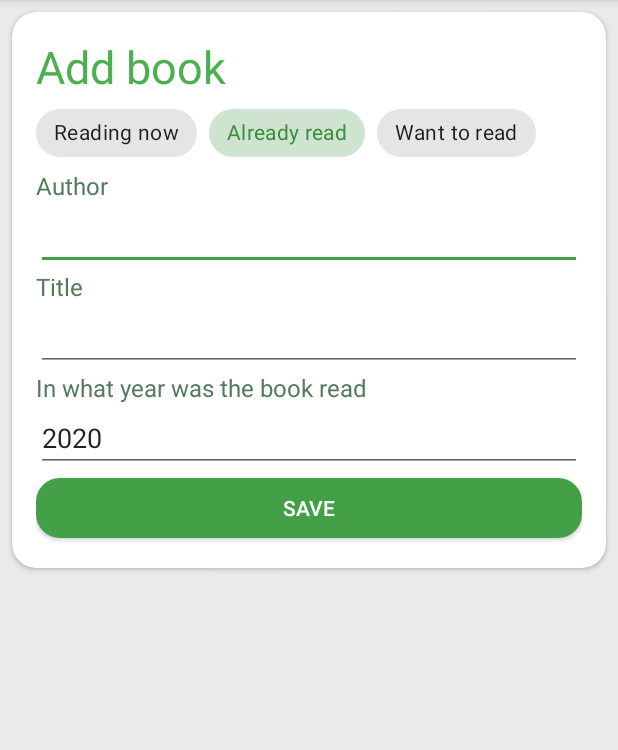
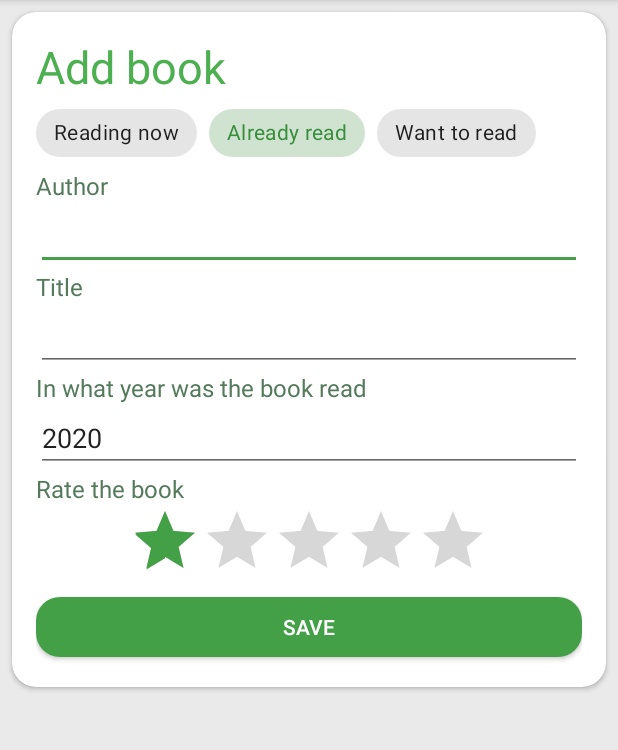
Before and after one commit to StasJDM/BookFitness, an Android app: the AddBookActivity screen opened directly, with no data from a screen before it, after a tap on "Already read", on a phone screen of 412 x 824 dp, the part 84-834 px from its top. Run offline under Robolectric (Android 15) with nearby library versions, the phone set to English and light mode, and no system bars; 1 other tap on this screen came first.

Commit message:
Added Book Rating

```diff
--- a/app/src/main/java/com/spappstudio/myapplication/AddBookActivity.java
+++ b/app/src/main/java/com/spappstudio/myapplication/AddBookActivity.java
@@ -9,6 +9,7 @@ import android.os.Bundle;
 import android.view.MenuItem;
 import android.view.View;
 import android.widget.EditText;
+import android.widget.RatingBar;
 import android.widget.TextView;
 
 import com.google.android.material.chip.Chip;
@@ -17,7 +18,7 @@ import com.spappstudio.myapplication.dialogs.BackDialog;
 import com.spappstudio.myapplication.objects.Book;
 
 
-public class AddBookActivity extends AppCompatActivity {
+public class AddBookActivity extends AppCompatActivity implements RatingBar.OnRatingBarChangeListener {
 
     int book_id;
     String type;
@@ -37,6 +38,8 @@ public class AddBookActivity extends AppCompatActivity {
     TextView textViewPagesAll;
     TextView textViewPageNow;
     TextView textViewDate;
+    TextView textViewRating;
+    RatingBar ratingBar;
 
     @Override
     protected void onCreate(Bundle savedInstanceState) {
@@ -60,9 +63,14 @@ public class AddBookActivity extends AppCompatActivity {
         textViewTitle = findViewById(R.id.textViewTitle);
         textViewPagesAll = findViewById(R.id.textViewNumberOfPages);
         textViewPageNow = findViewById(R.id.textViewPageNow);
+        textViewRating = findViewById(R.id.textViewRating);
+        ratingBar = findViewById(R.id.ratingBar);
+        ratingBar.setOnRatingBarChangeListener(this);
 
         editTextDate.setVisibility(View.GONE);
         textViewDate.setVisibility(View.GONE);
+        textViewRating.setVisibility(View.GONE);
+        ratingBar.setVisibility(View.GONE);
 
         chip_current.setChecked(true);
 
@@ -78,7 +86,8 @@ public class AddBookActivity extends AppCompatActivity {
                 editTextPage.setVisibility(View.VISIBLE);
                 editTextPagesAll.setVisibility(View.VISIBLE);
                 editTextDate.setVisibility(View.GONE);
-
+                textViewRating.setVisibility(View.GONE);
+                ratingBar.setVisibility(View.GONE);
             }
         });
 
@@ -92,6 +101,8 @@ public class AddBookActivity extends AppCompatActivity {
                 editTextPage.setVisibility(View.GONE);
                 editTextPagesAll.setVisibility(View.GONE);
                 editTextDate.setVisibility(View.VISIBLE);
+                textViewRating.setVisibility(View.VISIBLE);
+                ratingBar.setVisibility(View.VISIBLE);
             }
         });
 
@@ -105,6 +116,8 @@ public class AddBookActivity extends AppCompatActivity {
                 editTextPage.setVisibility(View.GONE);
                 editTextPagesAll.setVisibility(View.GONE);
                 editTextDate.setVisibility(View.GONE);
+                textViewRating.setVisibility(View.GONE);
+                ratingBar.setVisibility(View.GONE);
             }
         });
 
@@ -131,12 +144,17 @@ public class AddBookActivity extends AppCompatActivity {
                     }
                     editTextDate.setVisibility(View.GONE);
                     textViewDate.setVisibility(View.GONE);
+                    textViewRating.setVisibility(View.GONE);
+                    ratingBar.setVisibility(View.GONE);
                     break;
                 case "archive":
                     editTextPagesAll.setVisibility(View.GONE);
                     editTextPage.setVisibility(View.GONE);
                     textViewPagesAll.setVisibility(View.GONE);
                     textViewPageNow.setVisibility(View.GONE);
+                    textViewRating.setVisibility(View.VISIBLE);
+                    ratingBar.setVisibility(View.VISIBLE);
+                    ratingBar.setRating(book.rating);
                     editTextDate.setText(book.end_year);
                     break;
                 case "wishful":
@@ -146,6 +164,8 @@ public class AddBookActivity extends AppCompatActivity {
                     textViewPagesAll.setVisibility(View.GONE);
                     textViewPageNow.setVisibility(View.GONE);
                     textViewDate.setVisibility(View.GONE);
+                    textViewRating.setVisibility(View.GONE);
+                    ratingBar.setVisibility(View.GONE);
                     break;
             }
             chipGroup.setVisibility(View.GONE);
@@ -231,6 +251,7 @@ public class AddBookActivity extends AppCompatActivity {
                 "archive",
                 editTextDate.getText().toString()
         );
+        book.rating = (int) ratingBar.getRating();
         if (book_id == -1) {
             dbHelper.insertArchiveBook(book);
         } else {
@@ -263,4 +284,11 @@ public class AddBookActivity extends AppCompatActivity {
         BackDialog backDialog = new BackDialog();
         backDialog.show(getSupportFragmentManager(), "Back");
     }
+
+    @Override
+    public void onRatingChanged(RatingBar ratingBar, float rating, boolean fromUser) {
+        if (ratingBar.getRating() < 1) {
+            ratingBar.setRating(1);
+        }
+    }
 }
--- a/app/src/main/res/layout/activity_add_book.xml
+++ b/app/src/main/res/layout/activity_add_book.xml
@@ -64,14 +64,15 @@
                     android:layout_height="wrap_content"
                     android:text="@string/author"
                     android:textColor="@color/textColor2"
-                    android:textSize="16dp" />
+                    android:textSize="16sp" />
 
                 <EditText
                     android:id="@+id/editTextAuthor"
                     android:layout_width="match_parent"
                     android:layout_height="wrap_content"
                     android:ems="10"
-                    android:inputType="textPersonName|textCapWords" />
+                    android:inputType="textPersonName|textCapWords"
+                    android:autofillHints="" />
 
                 <TextView
                     android:id="@+id/textView8"
@@ -79,7 +80,7 @@
                     android:layout_height="wrap_content"
                     android:text="@string/name"
                     android:textColor="@color/textColor2"
-                    android:textSize="16dp" />
+                    android:textSize="16sp" />
 
                 <EditText
                     android:id="@+id/editTextName"
@@ -94,7 +95,7 @@
                     android:layout_height="wrap_content"
                     android:text="@string/page_number"
                     android:textColor="@color/textColor2"
-                    android:textSize="16dp" />
+                    android:textSize="16sp" />
 
                 <EditText
                     android:id="@+id/editTextPagesAll"
@@ -109,7 +110,7 @@
                     android:layout_height="wrap_content"
                     android:text="@string/page_now"
                     android:textColor="@color/textColor2"
-                    android:textSize="16dp" />
+                    android:textSize="16sp" />
 
                 <EditText
                     android:id="@+id/editTextPage"
@@ -125,7 +126,7 @@
                     android:layout_height="wrap_content"
                     android:text="@string/ending_year"
                     android:textColor="@color/textColor2"
-                    android:textSize="16dp" />
+                    android:textSize="16sp" />
 
                 <EditText
                     android:id="@+id/editTextDate"
@@ -134,6 +135,23 @@
                     android:ems="10"
                     android:text="2020"
                     android:inputType="date" />
+
+                <TextView
+                    android:id="@+id/textViewRating"
+                    android:layout_width="match_parent"
+                    android:layout_height="wrap_content"
+                    android:textColor="@color/textColor2"
+                    android:textSize="16sp"
+                    android:text="@string/rate_the_book" />
+
+                <RatingBar
+                    android:id="@+id/ratingBar"
+                    android:layout_width="wrap_content"
+                    android:layout_height="wrap_content"
+                    android:numStars="5"
+                    android:stepSize="1.0"
+                    android:rating="1.0"
+                    android:layout_gravity="center" />
 
                 <Button
                     android:id="@+id/buttonAdd"
@@ -146,7 +164,6 @@
                     android:text="@string/save"
                     android:textColor="@android:color/white" />
 
-
             </LinearLayout>
 
         </androidx.cardview.widget.CardView>
--- a/app/src/main/res/layout/list_item_book.xml
+++ b/app/src/main/res/layout/list_item_book.xml
@@ -11,8 +11,7 @@
         android:id="@+id/tvBookName"
         android:layout_width="wrap_content"
         android:layout_height="wrap_content"
-        android:text="Автор книги - Название книги"
-        android:textSize="20dp" />
+        android:textSize="18sp" />
 
     <ProgressBar
         android:id="@+id/pbBookProgress"
--- a/app/src/main/res/values/strings.xml
+++ b/app/src/main/res/values/strings.xml
@@ -100,4 +100,6 @@
         <item>Sat</item>
         <item>Sun</item>
     </string-array>
+    <string name="rate_the_book">Rate the book</string>
+    <string name="book_rating">Book Rating</string>
 </resources>
```
Also changed, not shown: app/src/main/java/com/spappstudio/myapplication/DBHelper.java (+10 -3 lines), app/src/main/java/com/spappstudio/myapplication/OneBookActivity.java (+29 -7 lines), app/src/main/java/com/spappstudio/myapplication/dialogs/RateBookDialog.java (added, +62 -0 lines), app/src/main/res/layout/activity_one_book.xml (+27 -0 lines), app/src/main/res/layout/dialog_rate_book.xml (added, +32 -0 lines), 8 other files.
